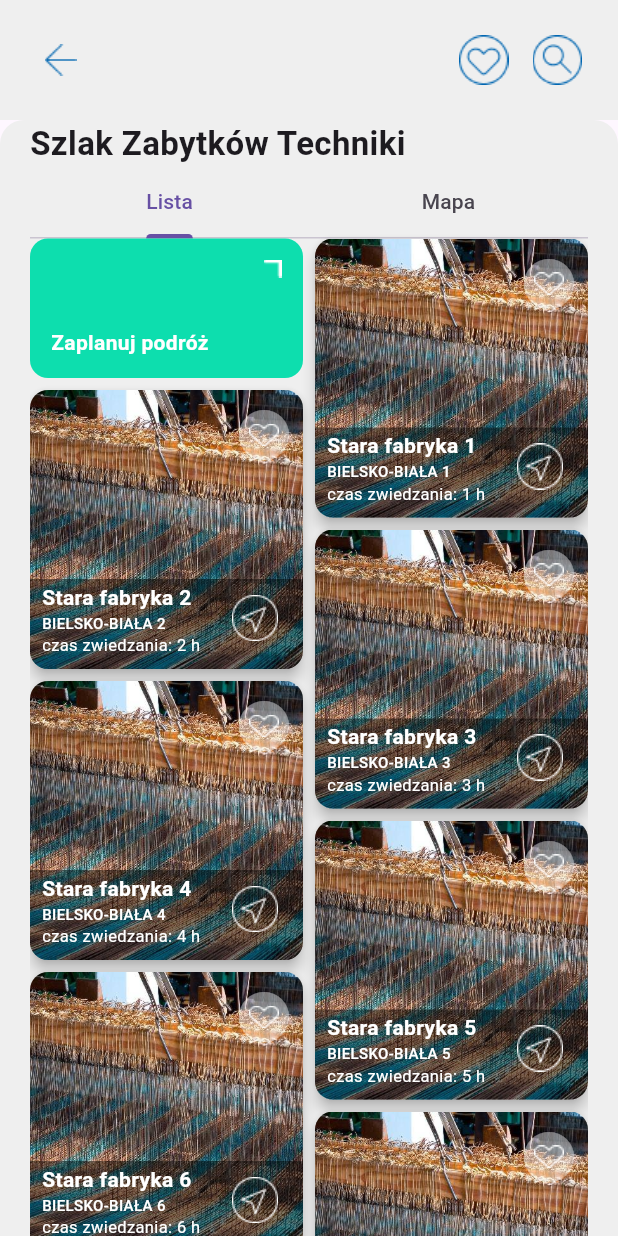
After one commit to Aduzja/explore, a Flutter app: the TrailDetailsPage screen opened directly, on a phone screen of 412 x 824 dp. The commit adds this screen. Run offline on Flutter 3.47's test engine with Material 3 defaults, Android fonts, the phone set to English and light mode, and no system bars; our stand-ins replace flutter_svg, google_fonts.

Commit message:
Draft design for Trail Details Page

```diff
--- /dev/null
+++ b/lib/src/presentation/features/trail_details_page/trail_details_page.dart
@@ -0,0 +1,259 @@
+import 'package:explore/src/application/constants/app_colors.dart';
+import 'package:flutter/material.dart';
+import 'package:flutter_staggered_grid_view/flutter_staggered_grid_view.dart';
+import 'package:google_fonts/google_fonts.dart';
+
+class TrailDetailsPage extends StatefulWidget {
+  final int trailIndex;
+
+  const TrailDetailsPage({super.key, required this.trailIndex});
+
+  @override
+  _TrailDetailsPageState createState() => _TrailDetailsPageState();
+}
+
+class _TrailDetailsPageState extends State<TrailDetailsPage> with SingleTickerProviderStateMixin {
+  late TabController _tabController;
+
+  @override
+  void initState() {
+    super.initState();
+    _tabController = TabController(length: 2, vsync: this);
+  }
+
+  @override
+  void dispose() {
+    _tabController.dispose();
+    super.dispose();
+  }
+
+  @override
+  Widget build(BuildContext context) {
+    return Scaffold(
+      appBar: AppBar(
+        automaticallyImplyLeading: false,
+        toolbarHeight: 80,
+        backgroundColor: AppColors.backgroundGrey,
+        title: Row(
+          mainAxisAlignment: MainAxisAlignment.spaceBetween,
+          children: [
+            IconButton(
+              icon: Image.asset(
+                'assets/icons/back_icon.png',
+                width: 33,
+              ),
+              onPressed: () {
+                Navigator.pop(context);
+              },
+            ),
+            Row(
+              children: [
+                IconButton(
+                  icon: Image.asset(
+                    'assets/icons/favorite_icon.png',
+                    width: 33,
+                  ),
+                  onPressed: () {},
+                ),
+                IconButton(
+                  icon: Image.asset(
+                    'assets/icons/search_icon.png',
+                    width: 33,
+                  ),
+                  onPressed: () {},
+                ),
+              ],
+            ),
+          ],
+        ),
+      ),
+      body: Container(
+        padding: const EdgeInsets.symmetric(
+          horizontal: 20.0,
+        ),
+        decoration: const BoxDecoration(
+          borderRadius: BorderRadius.vertical(
+            top: Radius.circular(16),
+          ),
+          color: AppColors.backgroundGrey,
+        ),
+        child: ListView(
+          children: [
+            Text(
+              'Szlak Zabytków Techniki',
+              style: GoogleFonts.roboto(
+                fontWeight: FontWeight.w700,
+                fontSize: 22,
+              ),
+            ),
+            TabBar(
+              controller: _tabController,
+              tabs: const [
+                Tab(text: 'Lista'),
+                Tab(text: 'Mapa'),
+              ],
+            ),
+            SingleChildScrollView(
+              child: StaggeredGrid.count(
+                crossAxisCount: 2,
+                mainAxisSpacing: 8,
+                crossAxisSpacing: 8,
+                children: List.generate(10, (index) {
+                  if (index == 0) {
+                    return StaggeredGridTile.extent(
+                      crossAxisCellCount: 1,
+                      mainAxisExtent: 93,
+                      child: Material(
+                        color: AppColors.green,
+                        borderRadius: BorderRadius.circular(12),
+                        child: InkWell(
+                          borderRadius: BorderRadius.circular(12),
+                          onTap: () {},
+                          child: Padding(
+                            padding: const EdgeInsets.all(14),
+                            child: Column(
+                              mainAxisAlignment: MainAxisAlignment.spaceBetween,
+                              children: [
+                                Align(
+                                  alignment: Alignment.topRight,
+                                  child: Image.asset(
+                                    'assets/icons/corner_arrow.png',
+                                    height: 12,
+                                  ),
+                                ),
+                                Align(
+                                  alignment: Alignment.bottomLeft,
+                                  child: Text(
+                                    'Zaplanuj podróż',
+                                    style: GoogleFonts.roboto(
+                                      fontWeight: FontWeight.w700,
+                                      fontSize: 14,
+                                      color: AppColors.white,
+                                    ),
+                                  ),
+                                ),
+                              ],
+                            ),
+                          ),
+                        ),
+                      ),
+                    );
+                  } else {
+                    return StaggeredGridTile.extent(
+                      crossAxisCellCount: 1,
+                      mainAxisExtent: 186,
+                      child: Material(
+                        color: Colors.transparent,
+                        borderRadius: BorderRadius.circular(12),
+                        elevation: 4,
+                        child: InkWell(
+                          borderRadius: BorderRadius.circular(12),
+                          onTap: () {},
+                          child: Container(
+                            decoration: BoxDecoration(
+                              borderRadius: BorderRadius.circular(12),
+                              image: const DecorationImage(
+                                image: AssetImage('assets/images/fabryka.jpeg'),
+                                fit: BoxFit.cover,
+                              ),
+                            ),
+                            child: Column(
+                              mainAxisAlignment: MainAxisAlignment.spaceBetween,
+                              children: [
+                                Padding(
+                                  padding: const EdgeInsets.only(right: 6, top: 10),
+                                  child: Align(
+                                    alignment: Alignment.topRight,
+                                    child: Stack(
+                                      alignment: Alignment.center,
+                                      children: [
+                                        Image.asset(
+                                          'assets/icons/add_favorite_icon.png',
+                                        ),
+                                        Icon(
+                                          Icons.circle,
+                                          color: AppColors.white.withOpacity(0.43),
+                                          size: 40,
+                                        ),
+                                      ],
+                                    ),
+                                  ),
+                                ),
+                                Align(
+                                  alignment: Alignment.bottomCenter,
+                                  child: Container(
+                                    height: 60,
+                                    width: double.infinity,
+                                    decoration: BoxDecoration(
+                                      borderRadius: const BorderRadius.only(
+                                        bottomLeft: Radius.circular(12),
+                                        bottomRight: Radius.circular(12),
+                                      ),
+                                      color: AppColors.black.withOpacity(0.46),
+                                    ),
+                                    child: Padding(
+                                      padding: const EdgeInsets.only(
+                                        left: 8,
+                                        bottom: 8,
+                                        right: 8,
+                                      ),
+                                      child: Row(
+                                        mainAxisAlignment: MainAxisAlignment.spaceBetween,
+                                        children: [
+                                          Column(
+                                            mainAxisAlignment: MainAxisAlignment.end,
+                                            crossAxisAlignment: CrossAxisAlignment.start,
+                                            children: [
+                                              Text(
+                                                'Stara fabryka $index',
+                                                style: GoogleFonts.roboto(
+                                                  color: AppColors.white,
+                                                  fontWeight: FontWeight.w700,
+                                                  fontSize: 14,
+                                                ),
+                                              ),
+                                              Text(
+                                                'Bielsko-biała $index'.toUpperCase(),
+                                                style: GoogleFonts.roboto(
+                                                  color: AppColors.white,
+                                                  fontWeight: FontWeight.w500,
+                                                  fontSize: 10,
+                                                ),
+                                              ),
+                                              Text(
+                                                'czas zwiedzania: $index h',
+                                                style: GoogleFonts.roboto(
+                                                  color: AppColors.white,
+                                                  fontWeight: FontWeight.w400,
+                                                  fontSize: 11,
+                                                ),
+                                              ),
+                                            ],
+                                          ),
+                                          IconButton(
+                                            icon: Image.asset(
+                                              'assets/icons/navigate_icon.png',
+                                            ),
+                                            onPressed: () {},
+                                          ),
+                                        ],
+                                      ),
+                                    ),
+                                  ),
+                                ),
+                              ],
+                            ),
+                          ),
+                        ),
+                      ),
+                    );
+                  }
+                }),
+              ),
+            ),
+          ],
+        ),
+      ),
+    );
+  }
+}
--- a/lib/src/presentation/features/trails_page/trails_page.dart
+++ b/lib/src/presentation/features/trails_page/trails_page.dart
@@ -1,4 +1,5 @@
 import 'package:explore/src/application/constants/app_colors.dart';
+import 'package:explore/src/presentation/features/trail_details_page/trail_details_page.dart';
 import 'package:flutter/material.dart';
 import 'package:flutter_staggered_grid_view/flutter_staggered_grid_view.dart';
 import 'package:google_fonts/google_fonts.dart';
@@ -79,7 +80,14 @@ class TrailsPage extends StatelessWidget {
                       elevation: 4,
                       child: InkWell(
                         borderRadius: BorderRadius.circular(12),
-                        onTap: () {},
+                        onTap: () {
+                          Navigator.push(
+                            context,
+                            MaterialPageRoute(
+                              builder: (context) => const TrailDetailsPage(trailIndex: 15),
+                            ),
+                          );
+                        },
                         child: Container(
                           decoration: BoxDecoration(
                             borderRadius: BorderRadius.circular(12),
@@ -137,7 +145,7 @@ class TrailsPage extends StatelessWidget {
                                       crossAxisAlignment: CrossAxisAlignment.start,
                                       children: [
                                         Text(
-                                          'Planetarium $index',
+                                          'Szlak $index',
                                           style: GoogleFonts.roboto(
                                             color: AppColors.white,
                                             fontWeight: FontWeight.w500,
```
Also changed, not shown: assets/images/fabryka.jpeg (added).
